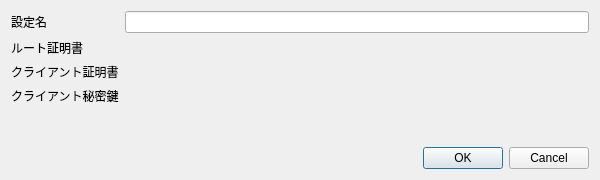
Above: ui/CertsEditDialog.ui from shibafu528/florarpc before the change. Below: the same form after it.
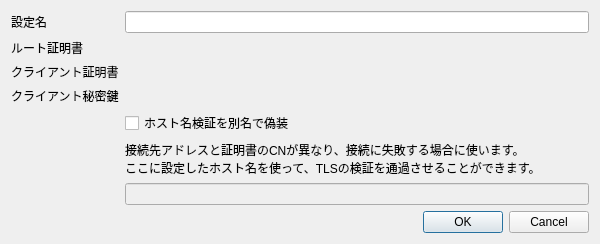
That is the form after the change. Custom widgets are drawn as their Qt base class.

Commit message: SetSslTargetNameOverride() のサポート

```diff
--- a/ui/CertsEditDialog.ui
+++ b/ui/CertsEditDialog.ui
@@ -62,6 +62,37 @@
      <item row="3" column="1">
       <widget class="CertsEditControl" name="privateKeyControl" native="true"/>
      </item>
+     <item row="4" column="1">
+      <layout class="QVBoxLayout" name="verticalLayout_2">
+       <item>
+        <widget class="QCheckBox" name="targetNameOverrideCheck">
+         <property name="text">
+          <string>ホスト名検証を別名で偽装</string>
+         </property>
+        </widget>
+       </item>
+       <item>
+        <widget class="QLabel" name="label_5">
+         <property name="font">
+          <font>
+           <pointsize>9</pointsize>
+          </font>
+         </property>
+         <property name="text">
+          <string>接続先アドレスと証明書のCNが異なり、接続に失敗する場合に使います。
+ここに設定したホスト名を使って、TLSの検証を通過させることができます。</string>
+         </property>
+        </widget>
+       </item>
+       <item>
+        <widget class="QLineEdit" name="targetNameOverrideEdit">
+         <property name="enabled">
+          <bool>false</bool>
+         </property>
+        </widget>
+       </item>
+      </layout>
+     </item>
     </layout>
    </item>
    <item>
```
The commit also changes 8 other files.
